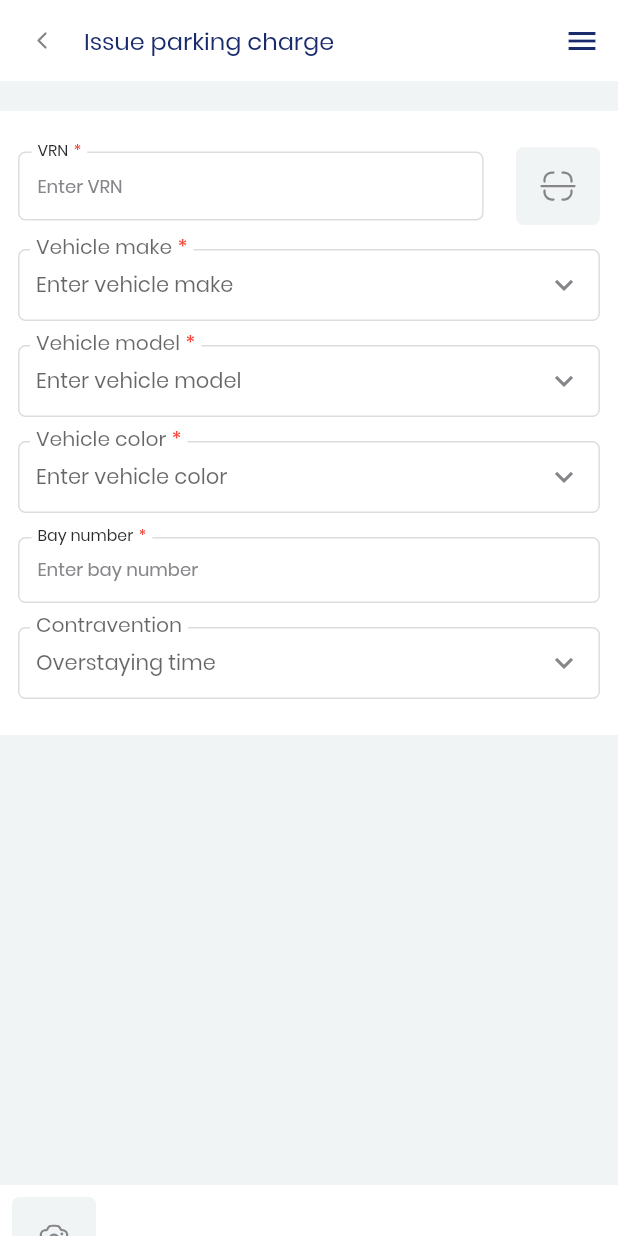
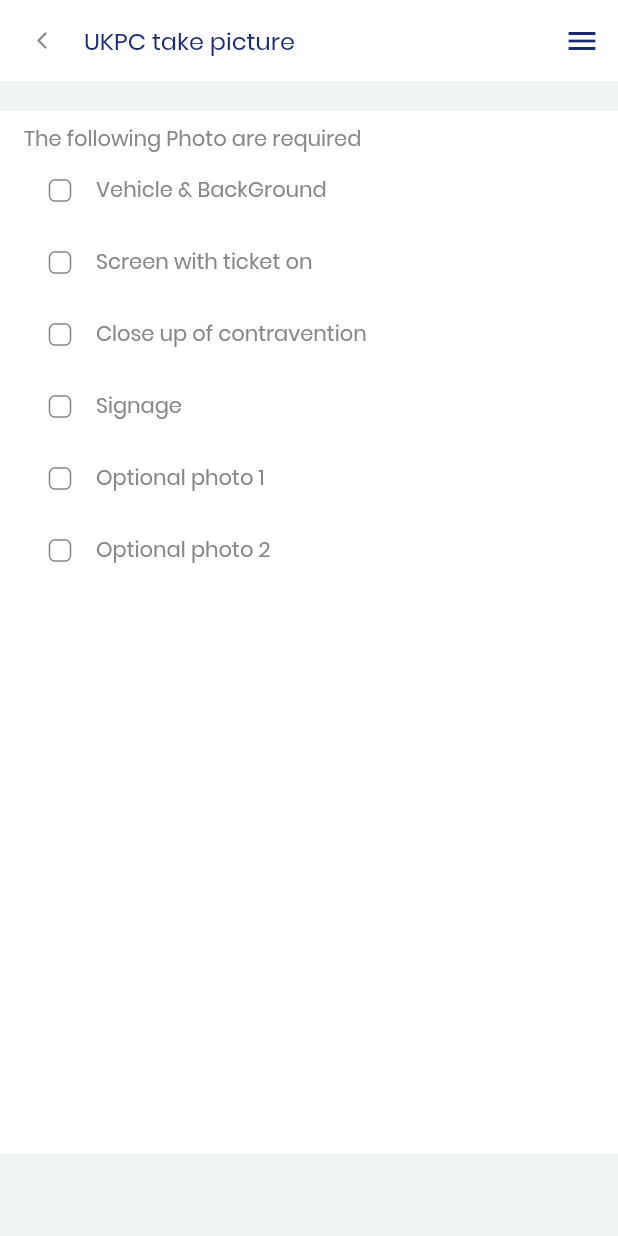
Before and after one commit to HaMinhThien-IT/iWarden, a Flutter app: the screen it shows after launch, on a phone screen of 412 x 824 dp. Run offline on Flutter 3.47's test engine with Material 2 defaults, Android fonts, the phone set to English and light mode, and no system bars; drawn by our look-alikes of carousel_slider; our stand-ins replace camera, dropdown_button2, flutter_hooks, flutter_svg, flutter_typeahead, fluttertoast and 3 more; missing offline and left inert: anyline_plugin; project files that could hold a hidden picture were left out.

Commit message:
update issue

```diff
--- a/lib/common/SliderImage.dart
+++ b/lib/common/SliderImage.dart
@@ -57,8 +57,6 @@ class _SliderImageState extends State<SliderImage> {
         Container(
           padding: const EdgeInsets.all(8),
           height: 70,
-          // width: double.infinity,
-          // margin: const EdgeInsets.only(top: 3),
           color: Colors.white,
           child: Row(
             children: <Widget>[
--- a/lib/main.dart
+++ b/lib/main.dart
@@ -1,6 +1,7 @@
 import 'package:flutter/material.dart';
 import 'package:flutter/services.dart';
 import 'package:iWarden/providers/locations.dart';
+import 'package:iWarden/providers/print_issue_providers.dart';
 import 'package:iWarden/screens/AbortingScreen.dart';
 import 'package:iWarden/screens/IssuePCNFirstSeen.dart';
 import 'package:iWarden/screens/add-first-seen/AddFirstSeenScreen.dart';
@@ -9,6 +10,7 @@ import 'package:iWarden/screens/first-seen/DetailFirstSeen.dart';
 import 'package:iWarden/screens/HomeOverview.dart';
 import 'package:iWarden/screens/location/LocationScreen.dart';
 import 'package:iWarden/screens/login_screens.dart';
+import 'package:iWarden/screens/print_issue.dart' as print;
 import 'package:iWarden/theme/theme.dart';
 import 'package:provider/provider.dart';
 import '../routes/routes.dart';
@@ -25,8 +27,8 @@ class MyApp extends StatelessWidget {
   Widget build(BuildContext context) {
     SystemChrome.setSystemUIOverlayStyle(
       const SystemUiOverlayStyle(
+        statusBarIconBrightness: Brightness.dark,
         statusBarColor: Colors.transparent,
-        statusBarIconBrightness: Brightness.dark,
       ),
     );
     return MultiProvider(
@@ -34,13 +36,16 @@ class MyApp extends StatelessWidget {
         ChangeNotifierProvider.value(
           value: Locations(),
         ),
+        ChangeNotifierProvider.value(
+          value: PrintIssueProviders(),
+        ),
       ],
       child: MaterialApp(
         title: 'iWarden',
         theme: themeMain(),
         debugShowCheckedModeBanner: false,
-        home: const IssuePCNFirstSeenScreen(),
-        initialRoute: IssuePCNFirstSeenScreen.routeName,
+        home: const print.PrintIssue(),
+        initialRoute: print.PrintIssue.routeName,
         routes: routes,
       ),
     );
--- /dev/null
+++ b/lib/providers/print_issue_providers.dart
@@ -0,0 +1,30 @@
+import 'package:flutter/cupertino.dart';
+import 'package:iWarden/common/Customcheckbox.dart';
+
+class PrintIssue {
+  final String title;
+  PrintIssue({required this.title});
+}
+
+class PrintIssueProviders with ChangeNotifier {
+  final List<PrintIssue> _data = [
+    PrintIssue(title: "Vehicle & BackGround"),
+    PrintIssue(title: "Screen with ticket on"),
+    PrintIssue(title: "Close up of contravention"),
+    PrintIssue(title: "Signage"),
+    PrintIssue(title: "Optional photo 1"),
+    PrintIssue(title: "Optional photo 2")
+  ];
+
+  late List<bool> listChecked = List<bool>.filled(_data.length, false);
+
+  void onChecked(bool checked, int index) {
+    listChecked[index] = checked;
+    print(listChecked);
+    notifyListeners();
+  }
+
+  List<PrintIssue> get data {
+    return [..._data];
+  }
+}
--- a/lib/routes/routes.dart
+++ b/lib/routes/routes.dart
@@ -9,6 +9,7 @@ import 'package:iWarden/screens/location/LocationScreen.dart';
 import 'package:iWarden/screens/IssuePCNFirstSeen.dart';
 import 'package:iWarden/screens/IssuePCNFirstSeen.dart';
 import 'package:iWarden/screens/ParkingChargesScreen.dart';
+import 'package:iWarden/screens/print_issue.dart';
 import '../screens/login_screens.dart';
 
 final Map<String, WidgetBuilder> routes = {
@@ -23,5 +24,6 @@ final Map<String, WidgetBuilder> routes = {
   IssuePCNFirstSeenScreen.routeName: (context) =>
       const IssuePCNFirstSeenScreen(),
   AbortingScreen.routeName: (context) => const AbortingScreen(),
-  AddFirstSeenScreen.routeName: (context) => const AddFirstSeenScreen()
+  AddFirstSeenScreen.routeName: (context) => const AddFirstSeenScreen(),
+  PrintIssue.routeName: (context) => const PrintIssue()
 };
--- /dev/null
+++ b/lib/screens/print_issue.dart
@@ -0,0 +1,63 @@
+import 'package:flutter/material.dart';
+import 'package:iWarden/common/Customcheckbox.dart';
+import 'package:iWarden/configs/const.dart';
+import 'package:iWarden/providers/print_issue_providers.dart';
+import 'package:iWarden/theme/color.dart';
+import 'package:iWarden/theme/textTheme.dart';
+import 'package:iWarden/widgets/appBar.dart';
+import 'package:iWarden/widgets/drawer/app_drawer.dart';
+import 'package:provider/provider.dart';
+
+class PrintIssue extends StatefulWidget {
+  static const routeName = '/print-issue';
+  const PrintIssue({super.key});
+
+  @override
+  State<PrintIssue> createState() => _PrintIssueState();
+}
+
+class _PrintIssueState extends State<PrintIssue> {
+  bool _checked = true;
+  @override
+  void initState() {
+    super.initState();
+  }
+
+  @override
+  Widget build(BuildContext context) {
+    final ar = Provider.of<PrintIssueProviders>(context);
+
+    return Scaffold(
+      appBar: const MyAppBar(
+        title: "UKPC take picture",
+        automaticallyImplyLeading: true,
+      ),
+      drawer: const MyDrawer(),
+      body: Container(
+        // width: double.infinity,
+        margin: const EdgeInsets.only(bottom: ConstSpacing.bottom, top: 20),
+        padding: const EdgeInsets.symmetric(horizontal: 16, vertical: 8),
+        color: Colors.white,
+        child: Column(
+            crossAxisAlignment: CrossAxisAlignment.start,
+            children: <Widget>[
+              Text(
+                "The following Photo are required",
+                style: CustomTextStyle.h5.copyWith(color: ColorTheme.grey600),
+              ),
+              Expanded(
+                child: ListView.builder(
+                  itemBuilder: (_, index) => CustomCheckBox(
+                      value: ar.listChecked[index],
+                      onChanged: (val) {
+                        ar.onChecked(val, index);
+                      },
+                      title: ar.data[index].title),
+                  itemCount: ar.data.length,
+                ),
+              ),
+            ]),
+      ),
+    );
+  }
+}
```
Also changed, not shown: lib/screens/IssuePCNFirstSeen.dart (+49 -1 lines).
